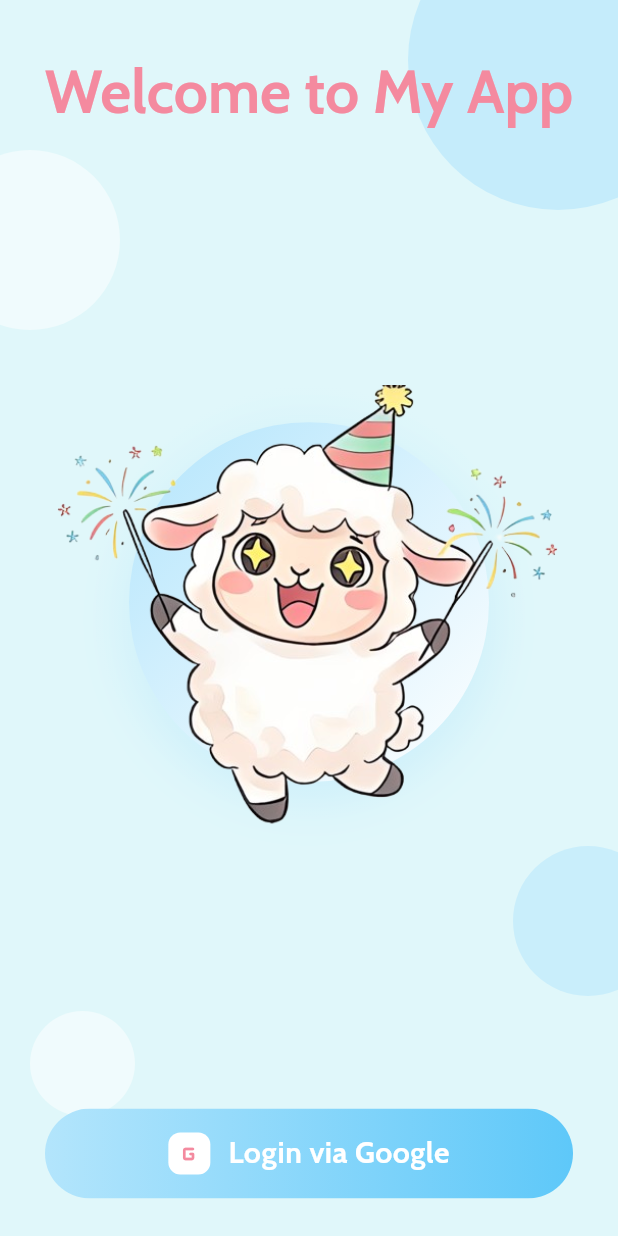
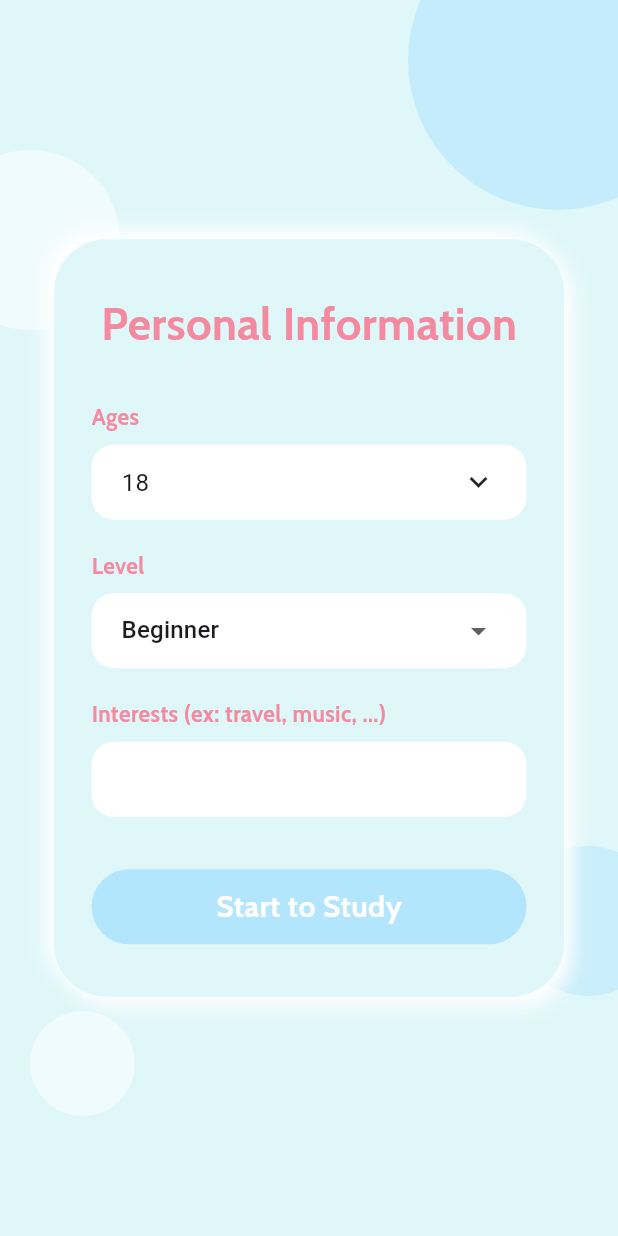
Before and after one commit to rstzsy/FlashCardApp, a Flutter app: the screen it shows after launch, on a phone screen of 412 x 824 dp. Run offline on Flutter 3.47's test engine with Material 3 defaults, Android fonts, the phone set to English and light mode, and no system bars; our stand-ins replace google_fonts.

Commit message:
done initial setup screen

```diff
--- /dev/null
+++ b/flashcard_app/lib/features/auth/screens/initial_setup_screen.dart
@@ -0,0 +1,370 @@
+import 'package:flashcard_app/core/themes/app_colors.dart';
+import 'package:flutter/material.dart';
+import 'package:google_fonts/google_fonts.dart';
+
+import '../../../core/widgets/app_popup.dart';
+
+class SetupScreen extends StatefulWidget {
+  const SetupScreen({super.key});
+
+  @override
+  State<SetupScreen> createState() => _SetupScreenState();
+}
+
+class _SetupScreenState extends State<SetupScreen> {
+  int age = 18;
+  String level = "beginner";
+  final TextEditingController interestController = TextEditingController();
+
+  // age scrolldown
+  Widget buildAgePicker() {
+    return Column(
+      crossAxisAlignment: CrossAxisAlignment.start,
+      children: [
+        Text(
+          "Ages",
+          style: GoogleFonts.cabin(
+            fontSize: 15,
+            color: AppColors.highlightColor,
+            fontWeight: FontWeight.bold,
+          ),
+        ),
+        const SizedBox(height: 8),
+
+        GestureDetector(
+          onTap: () {
+            showAgePicker();
+          },
+          child: Container(
+            height: 50,
+            padding: const EdgeInsets.symmetric(horizontal: 20),
+            decoration: BoxDecoration(
+              color: Colors.white,
+              borderRadius: BorderRadius.circular(15),
+            ),
+            child: Row(
+              mainAxisAlignment: MainAxisAlignment.spaceBetween,
+              children: [
+                Text(age.toString(), style: const TextStyle(fontSize: 16)),
+                const Icon(Icons.keyboard_arrow_down),
+              ],
+            ),
+          ),
+        ),
+      ],
+    );
+  }
+
+  void showAgePicker() {
+    int tempAge = age;
+
+    showModalBottomSheet(
+      context: context,
+      shape: const RoundedRectangleBorder(
+        borderRadius: BorderRadius.vertical(top: Radius.circular(30)),
+      ),
+      builder: (context) {
+        return SizedBox(
+          height: 320,
+          child: Column(
+            children: [
+              const SizedBox(height: 10),
+
+              Container(
+                width: 40,
+                height: 4,
+                decoration: BoxDecoration(
+                  color: Colors.grey[300],
+                  borderRadius: BorderRadius.circular(10),
+                ),
+              ),
+
+              const SizedBox(height: 20),
+
+              const Text(
+                "Select Age",
+                style: TextStyle(fontSize: 18, fontWeight: FontWeight.bold),
+              ),
+
+              Expanded(
+                child: ListWheelScrollView.useDelegate(
+                  itemExtent: 50,
+                  physics: const FixedExtentScrollPhysics(),
+                  onSelectedItemChanged: (index) {
+                    tempAge = 10 + index;
+                  },
+                  childDelegate: ListWheelChildBuilderDelegate(
+                    builder: (context, index) {
+                      final value = 10 + index;
+                      return Center(
+                        child: Text(
+                          value.toString(),
+                          style: const TextStyle(fontSize: 20),
+                        ),
+                      );
+                    },
+                    childCount: 60,
+                  ),
+                ),
+              ),
+
+              // button age confirm
+              Padding(
+                padding: const EdgeInsets.symmetric(horizontal: 20),
+                child: SizedBox(
+                  width: double.infinity,
+                  child: ElevatedButton(
+                    onPressed: () {
+                      setState(() {
+                        age = tempAge;
+                      });
+
+                      Navigator.pop(context); // close picker
+                    },
+                    style: ElevatedButton.styleFrom(
+                      backgroundColor: AppColors.primary,
+                      shape: RoundedRectangleBorder(
+                        borderRadius: BorderRadius.circular(20),
+                      ),
+                    ),
+                    child: const Text("Confirm"),
+                  ),
+                ),
+              ),
+
+              const SizedBox(height: 20),
+            ],
+          ),
+        );
+      },
+    );
+  }
+
+  // englsh level dropdown
+  Widget buildLevelDropdown() {
+    return Column(
+      crossAxisAlignment: CrossAxisAlignment.start,
+      children: [
+        Text(
+          "Level",
+          style: GoogleFonts.cabin(
+            fontSize: 15,
+            color: AppColors.highlightColor,
+            fontWeight: FontWeight.bold,
+          ),
+        ),
+        const SizedBox(height: 8),
+        Container(
+          height: 50,
+          padding: const EdgeInsets.symmetric(horizontal: 20),
+          decoration: BoxDecoration(
+            color: Colors.white,
+            borderRadius: BorderRadius.circular(15),
+          ),
+          child: DropdownButtonHideUnderline(
+            child: DropdownButton<String>(
+              value: level,
+              isExpanded: true,
+              items: const [
+                DropdownMenuItem(value: "beginner", child: Text("Beginner")),
+                DropdownMenuItem(
+                  value: "intermediate",
+                  child: Text("Intermediate"),
+                ),
+                DropdownMenuItem(value: "advanced", child: Text("Advanced")),
+              ],
+              onChanged: (value) {
+                setState(() {
+                  level = value!;
+                });
+              },
+            ),
+          ),
+        ),
+      ],
+    );
+  }
+
+  // interest input
+  Widget buildInterestInput() {
+    return Column(
+      crossAxisAlignment: CrossAxisAlignment.start,
+      children: [
+        Text(
+          "Interests (ex: travel, music, ...)",
+          style: GoogleFonts.cabin(
+            fontSize: 15,
+            color: AppColors.highlightColor,
+            fontWeight: FontWeight.bold,
+          ),
+        ),
+        const SizedBox(height: 8),
+        Container(
+          height: 50,
+          decoration: BoxDecoration(
+            color: Colors.white,
+            borderRadius: BorderRadius.circular(15),
+          ),
+          child: TextField(
+            controller: interestController,
+            decoration: const InputDecoration(
+              border: InputBorder.none,
+              contentPadding: EdgeInsets.symmetric(horizontal: 20),
+            ),
+          ),
+        ),
+      ],
+    );
+  }
+
+  void submitData() {
+    print("Age: $age");
+    print("Level: $level");
+    print("Interests: ${interestController.text}");
+
+    AppPopup.show(
+      context: context,
+      title: "Success",
+      message: "Your information has been saved successfully.",
+    );
+  }
+
+  @override
+  Widget build(BuildContext context) {
+    return Scaffold(
+      backgroundColor: AppColors.mainColor,
+      body: Stack(
+        children: [
+          _buildBackgroundBlobs(),
+
+          Center(
+            child: Container(
+              width: 340,
+              padding: const EdgeInsets.symmetric(horizontal: 25, vertical: 35),
+              decoration: BoxDecoration(
+                color: AppColors.mainColor,
+                borderRadius: BorderRadius.circular(35),
+                boxShadow: const [
+                  BoxShadow(
+                    color: Colors.white,
+                    offset: Offset(-6, -6),
+                    blurRadius: 10,
+                  ),
+                  BoxShadow(
+                    color: Colors.white,
+                    offset: Offset(6, 6),
+                    blurRadius: 10,
+                  ),
+                ],
+              ),
+              child: Column(
+                mainAxisSize: MainAxisSize.min,
+                children: [
+                  Text(
+                    "Personal Information",
+                    style: GoogleFonts.cabin(
+                      fontSize: 30,
+                      fontWeight: FontWeight.bold,
+                      color: AppColors.highlightColor,
+                    ),
+                  ),
+
+                  const SizedBox(height: 30),
+
+                  buildAgePicker(),
+
+                  const SizedBox(height: 20),
+
+                  buildLevelDropdown(),
+
+                  const SizedBox(height: 20),
+
+                  buildInterestInput(),
+
+                  const SizedBox(height: 35),
+
+                  GestureDetector(
+                    onTap: submitData,
+                    child: Container(
+                      height: 50,
+                      width: double.infinity,
+                      decoration: BoxDecoration(
+                        color: AppColors.primary,
+                        borderRadius: BorderRadius.circular(30),
+                      ),
+                      child: Center(
+                        child: Text(
+                          "Start to Study",
+                          style: GoogleFonts.cabin(
+                            fontSize: 20,
+                            fontWeight: FontWeight.bold,
+                            color: Colors.white,
+                          ),
+                        ),
+                      ),
+                    ),
+                  ),
+                ],
+              ),
+            ),
+          ),
+        ],
+      ),
+    );
+  }
+
+  Widget _buildBackgroundBlobs() {
+    return Stack(
+      children: [
+        Positioned(
+          top: -60,
+          right: -60,
+          child: Container(
+            width: 200,
+            height: 200,
+            decoration: BoxDecoration(
+              shape: BoxShape.circle,
+              color: AppColors.primary.withOpacity(0.6),
+            ),
+          ),
+        ),
+        Positioned(
+          top: 100,
+          left: -40,
+          child: Container(
+            width: 120,
+            height: 120,
+            decoration: BoxDecoration(
+              shape: BoxShape.circle,
+              color: Colors.white.withOpacity(0.5),
+            ),
+          ),
+        ),
+        Positioned(
+          bottom: 160,
+          right: -30,
+          child: Container(
+            width: 100,
+            height: 100,
+            decoration: BoxDecoration(
+              shape: BoxShape.circle,
+              color: AppColors.primary.withOpacity(0.5),
+            ),
+          ),
+        ),
+        Positioned(
+          bottom: 80,
+          left: 20,
+          child: Container(
+            width: 70,
+            height: 70,
+            decoration: BoxDecoration(
+              shape: BoxShape.circle,
+              color: Colors.white.withOpacity(0.5),
+            ),
+          ),
+        ),
+      ],
+    );
+  }
+}
--- a/flashcard_app/lib/main.dart
+++ b/flashcard_app/lib/main.dart
@@ -14,7 +14,7 @@ class MyApp extends StatelessWidget {
     return MaterialApp(
       debugShowCheckedModeBanner: false,
       title: 'Study English',
-      initialRoute: AppRoutes.login,
+      initialRoute: AppRoutes.initialSetup,
       onGenerateRoute: AppRouter.generateRoute,
     );
   }
--- a/flashcard_app/lib/routes/app_router.dart
+++ b/flashcard_app/lib/routes/app_router.dart
@@ -1,3 +1,4 @@
+import 'package:flashcard_app/features/auth/screens/initial_setup_screen.dart';
 import 'package:flutter/material.dart';
 import '../features/auth/screens/login_screen.dart';
 import 'app_routes.dart';
@@ -11,6 +12,11 @@ class AppRouter {
           builder: (_) => const LoginScreen(),
         );
 
+      case AppRoutes.initialSetup:
+        return MaterialPageRoute(
+          builder: (_) => const SetupScreen(),
+        );
+
       default:
         return MaterialPageRoute(
           builder: (_) => const Scaffold(
--- a/flashcard_app/lib/routes/app_routes.dart
+++ b/flashcard_app/lib/routes/app_routes.dart
@@ -1,3 +1,4 @@
 class AppRoutes {
   static const login = '/login';
+  static const initialSetup = '/initial_setup';
 }
```
Also changed, not shown: flashcard_app/lib/core/widgets/app_popup.dart (added, +90 -0 lines).
